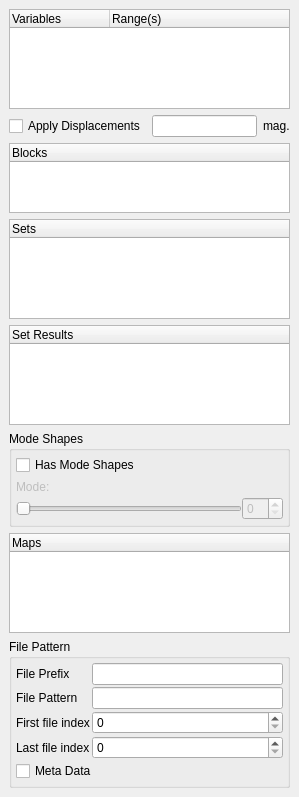
Before: the Qt Designer form Qt/Components/Resources/UI/pqExodusIIPanel.ui in wildmichael/ParaView3-enhancements-old, drawn with Qt 5.
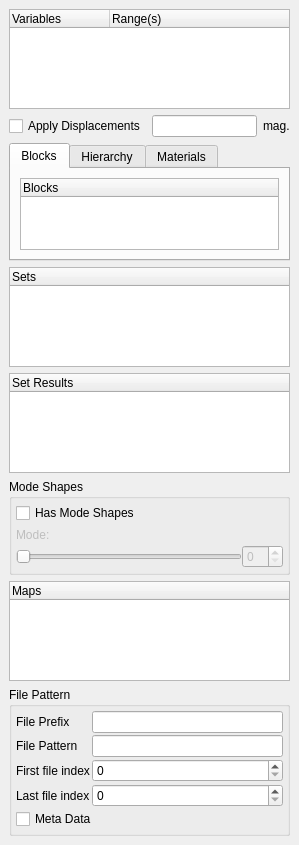
After: the same form once the commit is applied. Custom widgets are drawn as their Qt base class.

Commit message: ENH: Add support to the new exodus reader for DART metadata

```diff
--- a/Qt/Components/Resources/UI/pqExodusIIPanel.ui
+++ b/Qt/Components/Resources/UI/pqExodusIIPanel.ui
@@ -81,15 +81,85 @@
     </layout>
    </item>
    <item>
-    <widget class="pqTreeWidget" name="Blocks" >
-     <property name="rootIsDecorated" >
-      <bool>false</bool>
+    <widget class="QTabWidget" name="DisplayType" >
+     <property name="currentIndex" >
+      <number>0</number>
      </property>
-     <column>
-      <property name="text" >
+     <widget class="QWidget" name="tab_3" >
+      <attribute name="title" >
        <string>Blocks</string>
-      </property>
-     </column>
+      </attribute>
+      <layout class="QGridLayout" >
+       <property name="margin" >
+        <number>9</number>
+       </property>
+       <property name="spacing" >
+        <number>6</number>
+       </property>
+       <item row="0" column="0" >
+        <widget class="pqTreeWidget" name="BlockArrayStatus" >
+         <property name="rootIsDecorated" >
+          <bool>false</bool>
+         </property>
+         <column>
+          <property name="text" >
+           <string>Blocks</string>
+          </property>
+         </column>
+        </widget>
+       </item>
+      </layout>
+     </widget>
+     <widget class="QWidget" name="tab" >
+      <attribute name="title" >
+       <string>Hierarchy</string>
+      </attribute>
+      <layout class="QGridLayout" >
+       <property name="margin" >
+        <number>9</number>
+       </property>
+       <property name="spacing" >
+        <number>6</number>
+       </property>
+       <item row="0" column="0" >
+        <widget class="pqTreeWidget" name="HierarchyArrayStatus" >
+         <property name="rootIsDecorated" >
+          <bool>false</bool>
+         </property>
+         <column>
+          <property name="text" >
+           <string>Hierarchy</string>
+          </property>
+         </column>
+        </widget>
+       </item>
+      </layout>
+     </widget>
+     <widget class="QWidget" name="tab_2" >
+      <attribute name="title" >
+       <string>Materials</string>
+      </attribute>
+      <layout class="QGridLayout" >
+       <property name="margin" >
+        <number>9</number>
+       </property>
+       <property name="spacing" >
+        <number>6</number>
+       </property>
+       <item row="0" column="0" >
+        <widget class="pqTreeWidget" name="MaterialArrayStatus" >
+         <property name="rootIsDecorated" >
+          <bool>false</bool>
+         </property>
+         <column>
+          <property name="text" >
+           <string>Materials</string>
+          </property>
+         </column>
+        </widget>
+       </item>
+      </layout>
+     </widget>
     </widget>
    </item>
    <item>
```
The commit also changes 6 other files.
